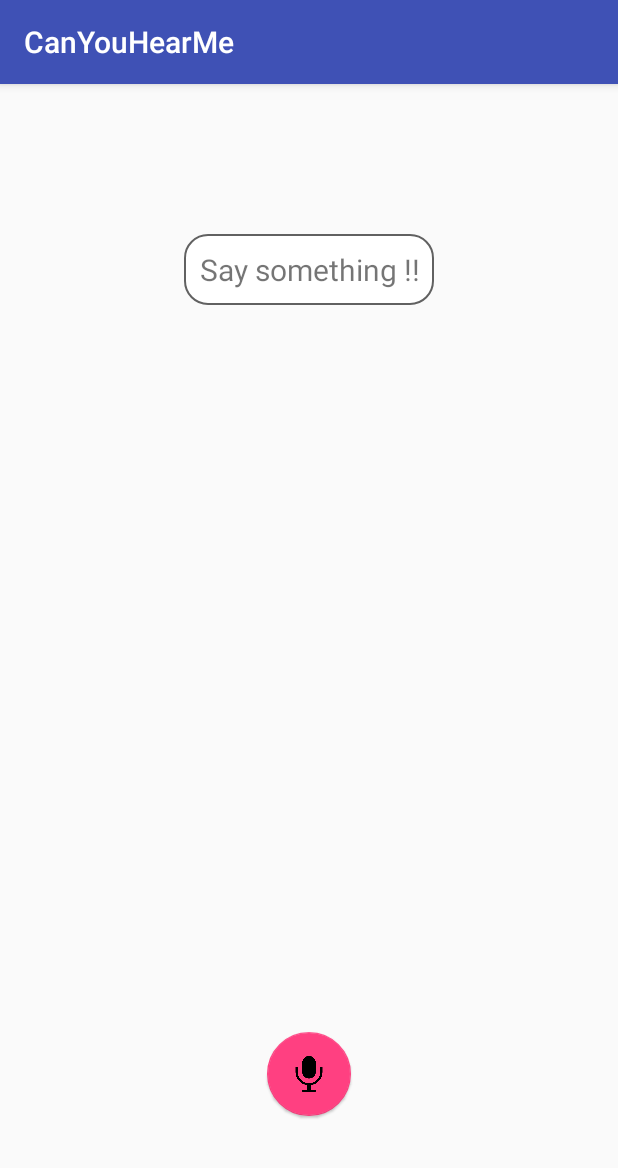
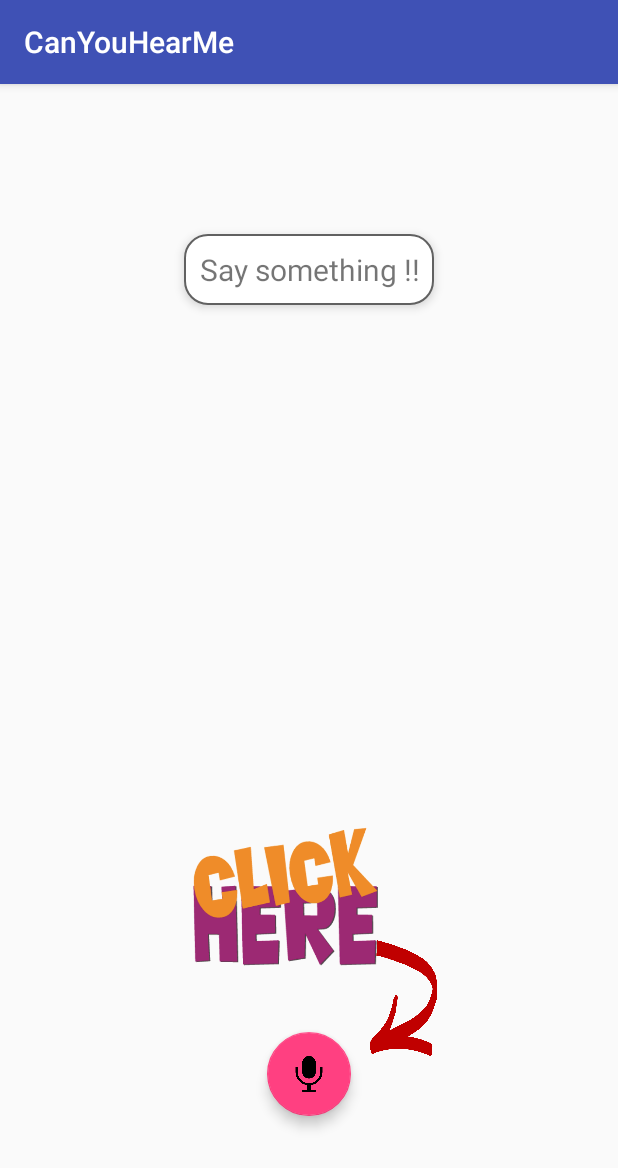
Before and after one commit to DipanshKhandelwal/CanYouHearMe, an Android app: the screen it shows after launch (MainActivity), on a phone screen of 412 x 824 dp. Shown: the top 1168 px of the screen. Run offline under Robolectric (Android 15) with nearby library versions, the phone set to English and light mode, and no system bars.

Commit message:
Updated UI

```diff
--- a/app/src/main/AndroidManifest.xml
+++ b/app/src/main/AndroidManifest.xml
@@ -16,5 +16,4 @@
             </intent-filter>
         </activity>
     </application>
-
 </manifest>
--- a/app/src/main/res/layout/activity_main.xml
+++ b/app/src/main/res/layout/activity_main.xml
@@ -13,6 +13,7 @@
         android:text="Say something !!"
         android:textSize="20dp"
         android:textAlignment="center"
+        android:elevation="4dp"
         android:background="@drawable/border"
         app:layout_constraintBottom_toBottomOf="parent"
         app:layout_constraintLeft_toLeftOf="parent"
@@ -29,10 +30,30 @@
         android:layout_marginRight="8dp"
         android:clickable="true"
         android:src="@drawable/mic"
-        app:elevation="1dp"
+        app:elevation="5dp"
         app:fabSize="normal"
         app:layout_constraintBottom_toBottomOf="parent"
         app:layout_constraintLeft_toLeftOf="parent"
         app:layout_constraintRight_toRightOf="parent" />
 
+    <ImageView
+        android:id="@+id/imageView"
+        android:layout_width="58dp"
+        android:layout_height="77dp"
+        app:srcCompat="@drawable/arrow"
+        app:layout_constraintLeft_toRightOf="@+id/Listen"
+        android:layout_marginLeft="6dp"
+        app:layout_constraintBottom_toBottomOf="@+id/Listen"
+        android:layout_marginBottom="40dp" />
+
+    <ImageView
+        android:id="@+id/imageView2"
+        android:layout_width="143dp"
+        android:layout_height="93dp"
+        app:srcCompat="@drawable/click"
+        app:layout_constraintBottom_toBottomOf="@+id/imageView"
+        android:layout_marginBottom="60dp"
+        android:layout_marginRight="35dp"
+        app:layout_constraintRight_toRightOf="@+id/imageView" />
+
 </android.support.constraint.ConstraintLayout>
```
Also changed, not shown: app/src/main/res/drawable/arrow.png (added), app/src/main/res/drawable/click.gif (added), app/src/main/res/drawable/micicon.png (added).
